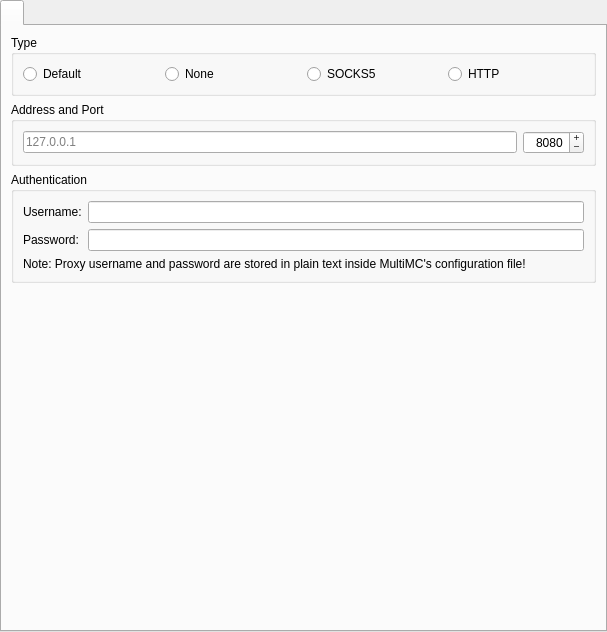
Old version of the form application/pages/global/ProxyPage.ui in the repository FreesmTeam/FreesmLauncher.
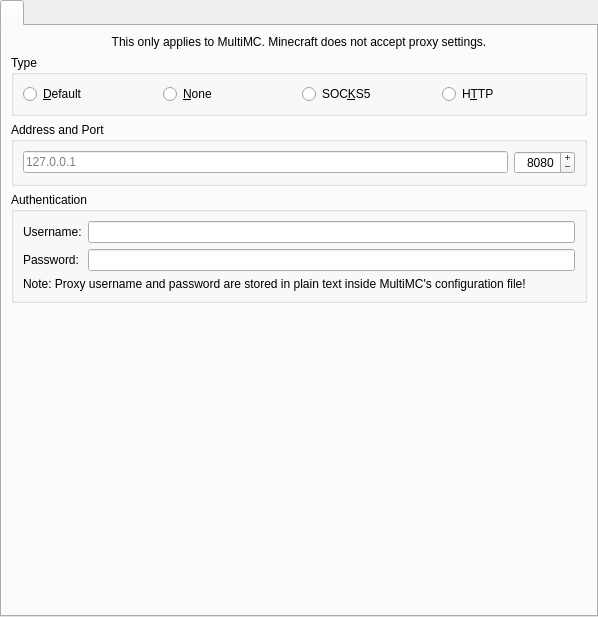
New version of the form.

Commit message: GH-1886 warn users about proxy settings not applying to the game

Patch:
```diff
--- a/application/pages/global/ProxyPage.ui
+++ b/application/pages/global/ProxyPage.ui
@@ -6,8 +6,8 @@
    <rect>
     <x>0</x>
     <y>0</y>
-    <width>607</width>
-    <height>632</height>
+    <width>598</width>
+    <height>617</height>
    </rect>
   </property>
   <property name="sizePolicy">
@@ -36,6 +36,19 @@
         <string notr="true"></string>
       </attribute>
       <layout class="QVBoxLayout" name="verticalLayout">
+       <item>
+        <widget class="QLabel" name="proxyPlainTextWarningLabel_2">
+         <property name="text">
+          <string>This only applies to MultiMC. Minecraft does not accept proxy settings.</string>
+         </property>
+         <property name="alignment">
+          <set>Qt::AlignCenter</set>
+         </property>
+         <property name="wordWrap">
+          <bool>true</bool>
+         </property>
+        </widget>
+       </item>
        <item>
         <widget class="QGroupBox" name="proxyTypeBox">
          <property name="title">
@@ -48,7 +61,7 @@
              <string>Uses your system's default proxy settings.</string>
             </property>
             <property name="text">
-             <string>Default</string>
+             <string>&amp;Default</string>
             </property>
             <attribute name="buttonGroup">
              <string notr="true">proxyGroup</string>
@@ -58,7 +71,7 @@
           <item>
            <widget class="QRadioButton" name="proxyNoneBtn">
             <property name="text">
-             <string>None</string>
+             <string>&amp;None</string>
             </property>
             <attribute name="buttonGroup">
              <string notr="true">proxyGroup</string>
@@ -68,7 +81,7 @@
           <item>
            <widget class="QRadioButton" name="proxySOCKS5Btn">
             <property name="text">
-             <string>SOCKS5</string>
+             <string>SOC&amp;KS5</string>
             </property>
             <attribute name="buttonGroup">
              <string notr="true">proxyGroup</string>
@@ -78,7 +91,7 @@
           <item>
            <widget class="QRadioButton" name="proxyHTTPBtn">
             <property name="text">
-             <string>HTTP</string>
+             <string>H&amp;TTP</string>
             </property>
             <attribute name="buttonGroup">
              <string notr="true">proxyGroup</string>
```
Left out of the diff: 4 changed lines with no effect on the pictures.
